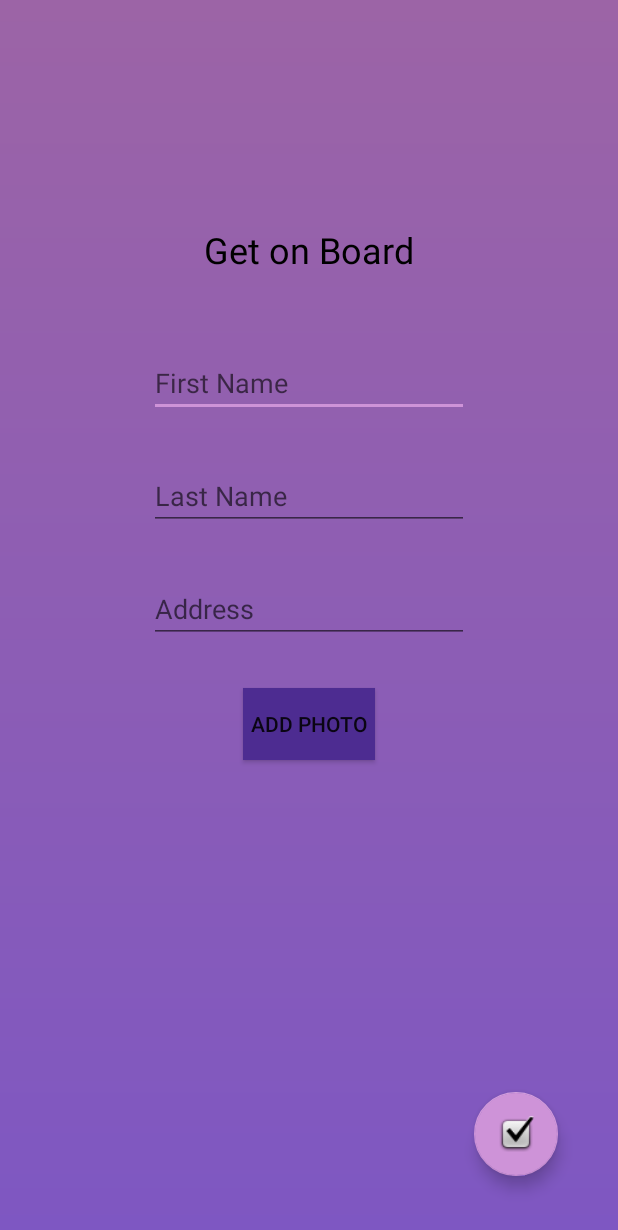
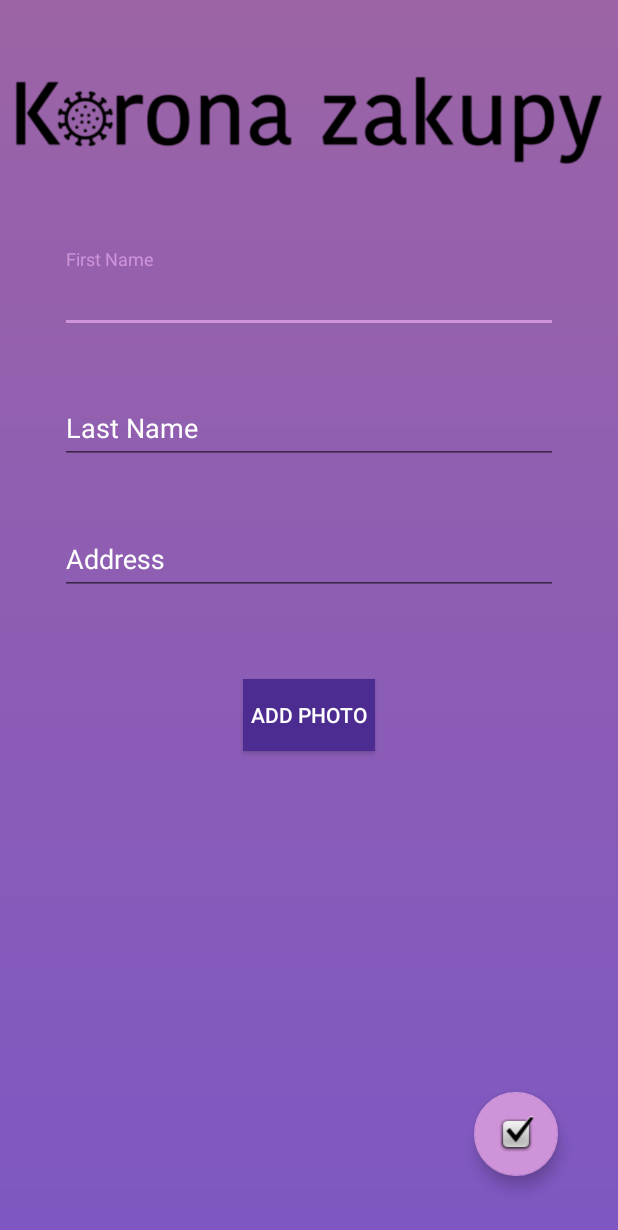
Before and after one commit to Vek0n/Korona-Zakupy-Android-App, an Android app: the layout fragment_register_part2.xml on its own in the app's theme, with its tools: preview values and no code run, on a phone screen of 412 x 824 dp. Shown: the top 1230 px of the screen. Run offline under Robolectric (Android 15) with nearby library versions, the phone set to English and light mode, and no system bars.

Commit message:
Changed and modifed reg2

```diff
--- a/app/src/main/res/layout/fragment_register_part1.xml
+++ b/app/src/main/res/layout/fragment_register_part1.xml
@@ -22,6 +22,8 @@
             android:id="@+id/imageView3"
             android:layout_width="match_parent"
             android:layout_height="wrap_content"
+            android:layout_marginTop="5dp"
+            android:layout_marginBottom="5dp"
             app:srcCompat="@drawable/korona_zakupy_title2" />
 
         <com.google.android.material.textfield.TextInputLayout
@@ -35,8 +37,8 @@
             android:layout_marginBottom="5dp"
             android:gravity="center"
             android:textColorHint="@color/primaryTextColor"
+            app:errorTextColor="#F44336"
             app:errorEnabled="true"
-            app:errorTextColor="#F44336"
             app:hintEnabled="true">
 
             <com.google.android.material.textfield.TextInputEditText
--- a/app/src/main/res/layout/fragment_register_part2.xml
+++ b/app/src/main/res/layout/fragment_register_part2.xml
@@ -17,47 +17,76 @@
         android:gravity="center_horizontal"
         android:orientation="vertical">
 
-        <TextView
-            android:id="@+id/reg1_hello"
-            android:layout_width="wrap_content"
+        <ImageView
+            android:id="@+id/imageView"
+            android:layout_width="match_parent"
             android:layout_height="wrap_content"
-            android:layout_marginTop="150dp"
-            android:text="@string/reg_hello"
-            android:textColor="@color/secondaryTextColor"
-            android:textSize="24sp" />
+            android:layout_marginTop="5dp"
+            android:layout_marginBottom="5dp"
+            app:srcCompat="@drawable/korona_zakupy_title2" />
 
-        <EditText
-            android:id="@+id/reg2_firstName_editText"
-            android:layout_width="wrap_content"
+        <com.google.android.material.textfield.TextInputLayout
+            android:id="@+id/first_name_text_input_layout"
+            android:layout_width="match_parent"
             android:layout_height="wrap_content"
-            android:layout_marginTop="50dp"
-            android:ems="10"
-            android:hint="@string/reg_firstName"
-            android:text="@={registerViewModel.firstNameEditTextContent}"
-            android:inputType="textPersonName"
-            android:autofillHints="" />
+            android:layout_marginLeft="40dp"
+            android:layout_marginTop="5dp"
+            android:layout_marginRight="40dp"
+            android:layout_marginBottom="5dp"
+            android:textColorHint="@color/primaryTextColor"
+            app:errorTextColor="#F44336"
+            app:errorEnabled="true"
+            app:hintEnabled="true">
 
-        <EditText
-            android:id="@+id/reg2_lastName_editText"
-            android:layout_width="wrap_content"
+            <com.google.android.material.textfield.TextInputEditText
+                android:id="@+id/first_name_edit_text"
+                android:layout_width="match_parent"
+                android:layout_height="wrap_content"
+                android:hint="@string/reg_firstName"
+                android:text="@={registerViewModel.firstNameEditTextContent}"/>
+        </com.google.android.material.textfield.TextInputLayout>
+
+        <com.google.android.material.textfield.TextInputLayout
+            android:id="@+id/last_name_text_input_layout"
+            android:layout_width="match_parent"
             android:layout_height="wrap_content"
-            android:layout_marginTop="30dp"
-            android:ems="10"
-            android:hint="@string/reg_lastName"
-            android:text="@={registerViewModel.lastNameEditTextContent}"
-            android:inputType="textPersonName"
-            android:autofillHints="" />
+            android:layout_marginLeft="40dp"
+            android:layout_marginTop="5dp"
+            android:layout_marginRight="40dp"
+            android:layout_marginBottom="5dp"
+            android:textColorHint="@color/primaryTextColor"
+            app:errorTextColor="#F44336"
+            app:errorEnabled="true"
+            app:hintEnabled="true">
 
-        <EditText
-            android:id="@+id/reg2_address_editText"
-            android:layout_width="wrap_content"
+            <com.google.android.material.textfield.TextInputEditText
+                android:id="@+id/last_name_edit_text"
+                android:layout_width="match_parent"
+                android:layout_height="wrap_content"
+                android:hint="@string/reg_lastName"
+                android:text="@={registerViewModel.lastNameEditTextContent}"/>
+        </com.google.android.material.textfield.TextInputLayout>
+
+        <com.google.android.material.textfield.TextInputLayout
+            android:id="@+id/address_text_input_layout"
+            android:layout_width="match_parent"
             android:layout_height="wrap_content"
-            android:layout_marginTop="30dp"
-            android:ems="10"
-            android:hint="@string/reg_address"
-            android:text="@={registerViewModel.addressEditTextContent}"
-            android:inputType="textPostalAddress"
-            android:autofillHints="" />
+            android:layout_marginLeft="40dp"
+            android:layout_marginTop="5dp"
+            android:layout_marginRight="40dp"
+            android:layout_marginBottom="5dp"
+            android:textColorHint="@color/primaryTextColor"
+            app:errorTextColor="#F44336"
+            app:errorEnabled="true"
+            app:hintEnabled="true">
+
+            <com.google.android.material.textfield.TextInputEditText
+                android:id="@+id/address_edit_text"
+                android:layout_width="match_parent"
+                android:layout_height="wrap_content"
+                android:hint="@string/reg_address"
+                android:text="@={registerViewModel.addressEditTextContent}"/>
+        </com.google.android.material.textfield.TextInputLayout>
 
         <Button
             android:id="@+id/button2"
@@ -65,7 +94,8 @@
             android:layout_height="wrap_content"
             android:layout_marginTop="30dp"
             android:background="@color/primaryDarkColor"
-            android:text="@string/reg_image" />
+            android:text="@string/reg_image"
+            android:textColor="@color/primaryTextColor" />
 
         <androidx.constraintlayout.widget.ConstraintLayout
             android:layout_width="match_parent"
```
Also changed, not shown: app/src/main/java/com/maskjs/korona_zakupy/RegisterPart2Fragment.kt (+68 -11 lines).
